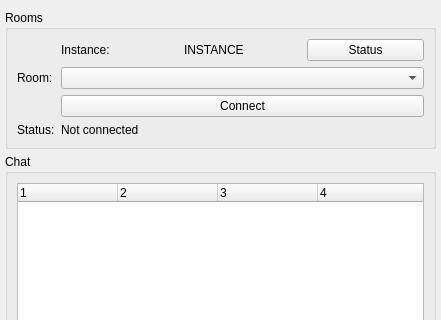
The window that qtribu/gui/wdg_qchat.ui (geotribu/qtribu) describes before a commit, drawn with Qt 5; both pictures show x 0 to 441 and y 0 to 320 of the 441 by 887 pixel window.
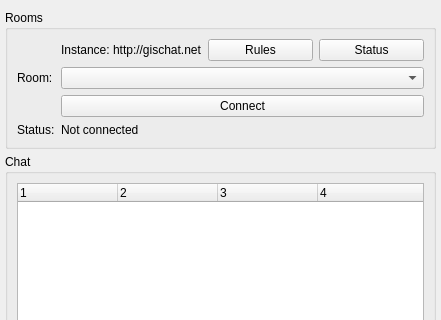
The same window after the commit. Custom widgets are drawn as their Qt base class.

Commit message: add instance rules actions

```diff
--- a/qtribu/gui/wdg_qchat.ui
+++ b/qtribu/gui/wdg_qchat.ui
@@ -90,26 +90,20 @@
        </item>
        <item row="0" column="1">
         <layout class="QHBoxLayout" name="hly_instance">
-         <item>
-          <widget class="QLabel" name="lb_instance_text">
-           <property name="sizePolicy">
-            <sizepolicy hsizetype="Preferred" vsizetype="Minimum">
-             <horstretch>0</horstretch>
-             <verstretch>0</verstretch>
-            </sizepolicy>
-           </property>
-           <property name="text">
-            <string>Instance:</string>
-           </property>
-          </widget>
-         </item>
          <item>
           <widget class="QLabel" name="lb_instance">
            <property name="toolTip">
             <string>Instance set in QTribu's plugin settings</string>
            </property>
            <property name="text">
-            <string>INSTANCE</string>
+            <string>Instance: http://gischat.net</string>
+           </property>
+          </widget>
+         </item>
+         <item>
+          <widget class="QPushButton" name="btn_rules">
+           <property name="text">
+            <string>Rules</string>
            </property>
           </widget>
          </item>
```
The commit also changes 4 other files.
